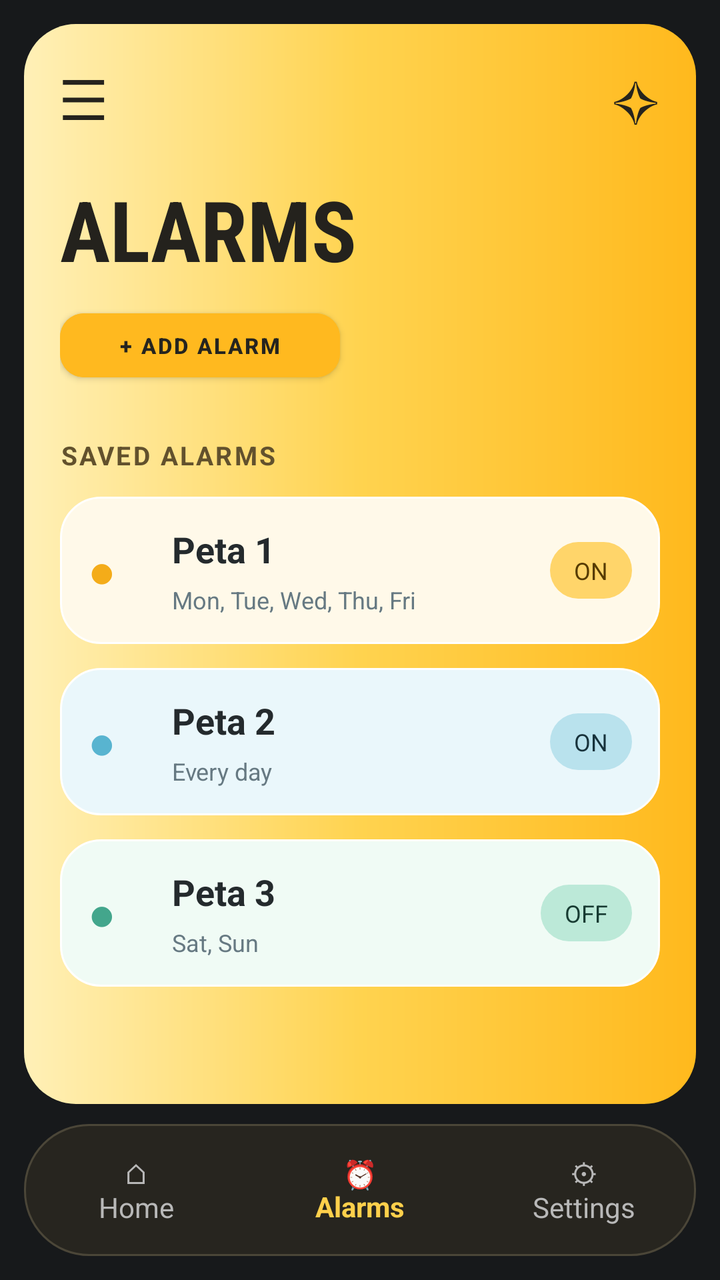
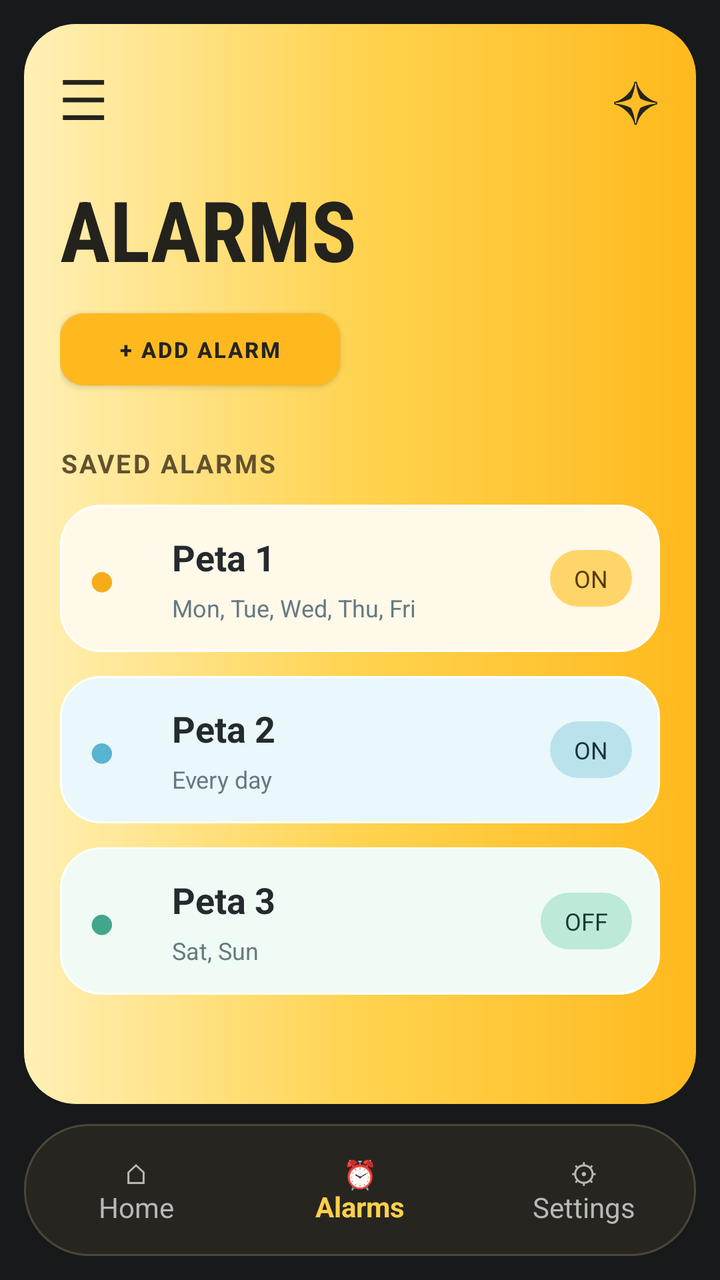

Screens rendered from an Android XML layout before and after an edit, with the pre-edit source and the edit as a unified diff.
<!-- AndroidManifest.xml: application theme Theme._6buzzer -->
<!-- res/layout/activity_scarlet.xml -->
<?xml version="1.0" encoding="utf-8"?>
<androidx.constraintlayout.widget.ConstraintLayout
    xmlns:android="http://schemas.android.com/apk/res/android"
    xmlns:app="http://schemas.android.com/apk/res-auto"
    xmlns:tools="http://schemas.android.com/tools"
    android:id="@+id/main"
    android:layout_width="match_parent"
    android:layout_height="match_parent"
    android:background="#17191B"
    android:padding="12dp"
    tools:context=".Test.Scarlet">

    
    <LinearLayout
        android:id="@+id/dashboard"
        android:layout_width="0dp"
        android:layout_height="0dp"
        android:orientation="vertical"
        android:background="@drawable/bg_dashboard_gradient"
        android:padding="18dp"
        android:layout_marginBottom="10dp"
        app:layout_constraintTop_toTopOf="parent"
        app:layout_constraintBottom_toTopOf="@id/bottomNav"
        app:layout_constraintStart_toStartOf="parent"
        app:layout_constraintEnd_toEndOf="parent">

        
        <LinearLayout
            android:layout_width="match_parent"
            android:layout_height="wrap_content"
            android:gravity="center_vertical"
            android:orientation="horizontal">

            <TextView
                android:id="@+id/btnMenu"
                android:layout_width="0dp"
                android:layout_height="wrap_content"
                android:layout_weight="1"
                android:text="@string/symbol_menu"
                android:textColor="#25231D"
                android:textSize="28sp" />

            <TextView
                android:id="@+id/btnStar"
                android:layout_width="wrap_content"
                android:layout_height="wrap_content"
                android:text="@string/symbol_star"
                android:textColor="#25231D"
                android:textSize="28sp" />
        </LinearLayout>

        
        <TextView
            android:layout_width="wrap_content"
            android:layout_height="wrap_content"
            android:layout_marginTop="18dp"
            android:text="@string/title_alarms"
            android:textColor="#24221D"
            android:textSize="42sp"
            android:textStyle="bold"
            android:fontFamily="sans-serif-condensed" />

        
        <Button
            android:id="@+id/button3"
            android:layout_width="140dp"
            android:layout_height="44dp"
            android:layout_marginTop="8dp"
            android:backgroundTint="#FFB91F"
            android:elevation="0dp"
            android:padding="4dp"
            android:text="@string/btn_add_alarm"
            android:textColor="#25241F"
            android:textSize="11sp"
            android:textStyle="bold"
            app:cornerRadius="12dp" />

        
        <TextView
            android:layout_width="wrap_content"
            android:layout_height="wrap_content"
            android:layout_marginTop="24dp"
            android:layout_marginBottom="12dp"
            android:text="@string/section_your_alarms"
            android:textColor="#62512D"
            android:textSize="13sp"
            android:textStyle="bold"
            android:letterSpacing="0.08" />

        
        <LinearLayout
            android:id="@+id/cardAlarm1"
            android:layout_width="match_parent"
            android:layout_height="wrap_content"
            android:orientation="horizontal"
            android:gravity="center_vertical"
            android:padding="14dp"
            android:background="@drawable/bg_task_card_done">

            <TextView
                android:layout_width="34dp"
                android:layout_height="wrap_content"
                android:text="@string/symbol_bullet"
                android:textColor="#F4AC19"
                android:textSize="23sp" />

            <LinearLayout
                android:layout_width="0dp"
                android:layout_height="wrap_content"
                android:layout_weight="1"
                android:orientation="vertical"
                android:paddingStart="8dp"
                android:paddingEnd="8dp">

                <TextView
                    android:layout_width="wrap_content"
                    android:layout_height="wrap_content"
                    android:text="@string/alarm1_title"
                    android:textColor="#242A2D"
                    android:textSize="18sp"
                    android:textStyle="bold" />

                <TextView
                    android:layout_width="wrap_content"
                    android:layout_height="wrap_content"
                    android:layout_marginTop="5dp"
                    android:text="@string/alarm1_sub"
                    android:textColor="#667982"
                    android:textSize="12sp" />
            </LinearLayout>

            <TextView
                android:layout_width="wrap_content"
                android:layout_height="wrap_content"
                android:background="@drawable/bg_priority_high"
                android:paddingHorizontal="12dp"
                android:paddingVertical="6dp"
                android:text="@string/status_on"
                android:textColor="#563B00"
                android:textSize="12sp" />
        </LinearLayout>

        
        <LinearLayout
            android:id="@+id/cardAlarm2"
            android:layout_width="match_parent"
            android:layout_height="wrap_content"
            android:layout_marginTop="12dp"
            android:orientation="horizontal"
            android:gravity="center_vertical"
            android:padding="14dp"
            android:background="@drawable/bg_task_card_blue">

            <TextView
                android:layout_width="34dp"
                android:layout_height="wrap_content"
                android:text="@string/symbol_bullet"
                android:textColor="#58B4D0"
                android:textSize="23sp" />

            <LinearLayout
                android:layout_width="0dp"
                android:layout_height="wrap_content"
                android:layout_weight="1"
                android:orientation="vertical"
                android:paddingStart="8dp"
                android:paddingEnd="8dp">

                <TextView
                    android:layout_width="wrap_content"
                    android:layout_height="wrap_content"
                    android:text="@string/alarm2_title"
                    android:textColor="#242A2D"
                    android:textSize="18sp"
                    android:textStyle="bold" />

                <TextView
                    android:layout_width="wrap_content"
                    android:layout_height="wrap_content"
                    android:layout_marginTop="5dp"
                    android:text="@string/alarm2_sub"
                    android:textColor="#667982"
                    android:textSize="12sp" />
            </LinearLayout>

            <TextView
                android:layout_width="wrap_content"
                android:layout_height="wrap_content"
                android:background="@drawable/bg_priority_medium"
                android:paddingHorizontal="12dp"
                android:paddingVertical="6dp"
                android:text="@string/status_on"
                android:textColor="#17323B"
                android:textSize="12sp" />
        </LinearLayout>

        
        <LinearLayout
            android:id="@+id/cardAlarm3"
            android:layout_width="match_parent"
            android:layout_height="wrap_content"
            android:layout_marginTop="12dp"
            android:orientation="horizontal"
            android:gravity="center_vertical"
            android:padding="14dp"
            android:background="@drawable/bg_task_card_green">

            <TextView
                android:layout_width="34dp"
                android:layout_height="wrap_content"
                android:text="@string/symbol_bullet"
                android:textColor="#43A68C"
                android:textSize="23sp" />

            <LinearLayout
                android:layout_width="0dp"
                android:layout_height="wrap_content"
                android:layout_weight="1"
                android:orientation="vertical"
                android:paddingStart="8dp"
                android:paddingEnd="8dp">

                <TextView
                    android:layout_width="wrap_content"
                    android:layout_height="wrap_content"
                    android:text="@string/alarm3_title"
                    android:textColor="#242A2D"
                    android:textSize="18sp"
                    android:textStyle="bold" />

                <TextView
                    android:layout_width="wrap_content"
                    android:layout_height="wrap_content"
                    android:layout_marginTop="5dp"
                    android:text="@string/alarm3_sub"
                    android:textColor="#667982"
                    android:textSize="12sp" />
            </LinearLayout>

            <TextView
                android:layout_width="wrap_content"
                android:layout_height="wrap_content"
                android:background="@drawable/bg_priority_low"
                android:paddingHorizontal="12dp"
                android:paddingVertical="6dp"
                android:text="@string/status_off"
                android:textColor="#173B32"
                android:textSize="12sp" />
        </LinearLayout>

    </LinearLayout>

    
    <LinearLayout
        android:id="@+id/bottomNav"
        android:layout_width="0dp"
        android:layout_height="66dp"
        android:orientation="horizontal"
        android:gravity="center"
        android:background="@drawable/bg_bottom_nav"
        app:layout_constraintBottom_toBottomOf="parent"
        app:layout_constraintStart_toStartOf="parent"
        app:layout_constraintEnd_toEndOf="parent">

        <TextView
            android:id="@+id/navHome"
            android:layout_width="0dp"
            android:layout_height="match_parent"
            android:layout_weight="1"
            android:gravity="center"
            android:text="@string/nav_home"
            android:textColor="#B8B8B8"
            android:textSize="14sp" />

        <TextView
            android:id="@+id/navAlarms"
            android:layout_width="0dp"
            android:layout_height="match_parent"
            android:layout_weight="1"
            android:gravity="center"
            android:text="@string/nav_alarms"
            android:textColor="#FFD04B"
            android:textStyle="bold"
            android:textSize="14sp" />

        <TextView
            android:id="@+id/navSettings"
            android:layout_width="0dp"
            android:layout_height="match_parent"
            android:layout_weight="1"
            android:gravity="center"
            android:text="@string/nav_settings"
            android:textColor="#B8B8B8"
            android:textSize="14sp" />

    </LinearLayout>

</androidx.constraintlayout.widget.ConstraintLayout>
<!-- resources referenced by this layout -->
<resources>
  <!-- drawable bg_bottom_nav (drawable) -->
  <?xml version="1.0" encoding="utf-8"?>
  <shape xmlns:android="http://schemas.android.com/apk/res/android">
      <corners android:radius="32dp" />
      <solid android:color="#27251F" />
      <stroke android:width="1dp" android:color="#4B4638" />
  </shape>
  <!-- drawable bg_dashboard_gradient (drawable) -->
  <?xml version="1.0" encoding="utf-8"?>
  <shape xmlns:android="http://schemas.android.com/apk/res/android">
      <corners android:radius="26dp" />
      <gradient
          android:angle="0"
          android:startColor="#FFF0B7"
          android:centerColor="#FFD34F"
          android:endColor="#FFB91D" />
  </shape>
  <!-- drawable bg_priority_high (drawable) -->
  <?xml version="1.0" encoding="utf-8"?>
  <shape xmlns:android="http://schemas.android.com/apk/res/android">
      <corners android:radius="24dp" />
      <solid android:color="#FFD56A" />
  </shape>
  <!-- drawable bg_priority_low (drawable) -->
  <?xml version="1.0" encoding="utf-8"?>
  <shape xmlns:android="http://schemas.android.com/apk/res/android">
      <corners android:radius="24dp" />
      <solid android:color="#BCE9D8" />
  </shape>
  <!-- drawable bg_priority_medium (drawable) -->
  <?xml version="1.0" encoding="utf-8"?>
  <shape xmlns:android="http://schemas.android.com/apk/res/android">
      <corners android:radius="24dp" />
      <solid android:color="#B9E2ED" />
  </shape>
  <!-- drawable bg_task_card_blue (drawable) -->
  <?xml version="1.0" encoding="utf-8"?>
  <shape xmlns:android="http://schemas.android.com/apk/res/android">
      <corners android:radius="20dp" />
      <solid android:color="#EAF7FB" />
      <stroke android:width="1dp" android:color="#FFFFFF" />
  </shape>
  <!-- drawable bg_task_card_done (drawable) -->
  <?xml version="1.0" encoding="utf-8"?>
  <shape xmlns:android="http://schemas.android.com/apk/res/android">
      <corners android:radius="20dp" />
      <solid android:color="#FFF9E9" />
      <stroke android:width="1dp" android:color="#FFFFFF" />
  </shape>
  <!-- drawable bg_task_card_green (drawable) -->
  <?xml version="1.0" encoding="utf-8"?>
  <shape xmlns:android="http://schemas.android.com/apk/res/android">
      <corners android:radius="20dp" />
      <solid android:color="#F0FBF5" />
      <stroke android:width="1dp" android:color="#FFFFFF" />
  </shape>
  <string name="alarm1_sub">Mon, Tue, Wed, Thu, Fri</string>
  <string name="alarm1_title">Peta 1</string>
  <string name="alarm2_sub">Every day</string>
  <string name="alarm2_title">Peta 2</string>
  <string name="alarm3_sub">Sat, Sun</string>
  <string name="alarm3_title">Peta 3</string>
  <string name="btn_add_alarm">+ ADD ALARM</string>
  <string name="nav_alarms">⏰\nAlarms</string>
  <string name="nav_home">⌂\nHome</string>
  <string name="nav_settings">⚙\nSettings</string>
  <string name="section_your_alarms">SAVED ALARMS</string>
  <string name="status_off">OFF</string>
  <string name="status_on">ON</string>
  <string name="symbol_bullet">●</string>
  <string name="symbol_menu">☰</string>
  <string name="symbol_star">✧</string>
  <string name="title_alarms">ALARMS</string>
  <style name="Theme._6buzzer" parent="Theme.MaterialComponents.DayNight.DarkActionBar">
          
          <item name="colorPrimary">@color/purple_500</item>
          <item name="colorPrimaryVariant">@color/purple_700</item>
          <item name="colorOnPrimary">@color/white</item>
          
          <item name="colorSecondary">@color/teal_200</item>
          <item name="colorSecondaryVariant">@color/teal_700</item>
          <item name="colorOnSecondary">@color/black</item>
          
          <item name="android:statusBarColor">?attr/colorPrimaryVariant</item>
          
      </style>
  <color name="purple_500">#FF6200EE</color>
  <color name="purple_700">#FF3700B3</color>
  <color name="white">#FFFFFFFF</color>
  <color name="teal_200">#FF03DAC5</color>
  <color name="teal_700">#FF018786</color>
  <color name="black">#FF000000</color>
</resources>

<!-- the commit's change to res/layout/activity_scarlet.xml (unified diff, before → after) -->
@@ -64,7 +64,7 @@
         <Button
             android:id="@+id/button3"
             android:layout_width="140dp"
-            android:layout_height="44dp"
+            android:layout_height="48dp"
             android:layout_marginTop="8dp"
             android:backgroundTint="#FFB91F"
             android:elevation="0dp"
